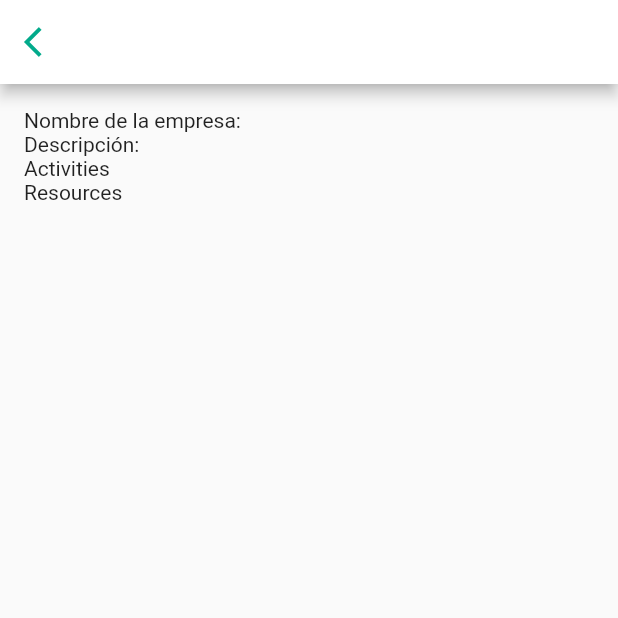
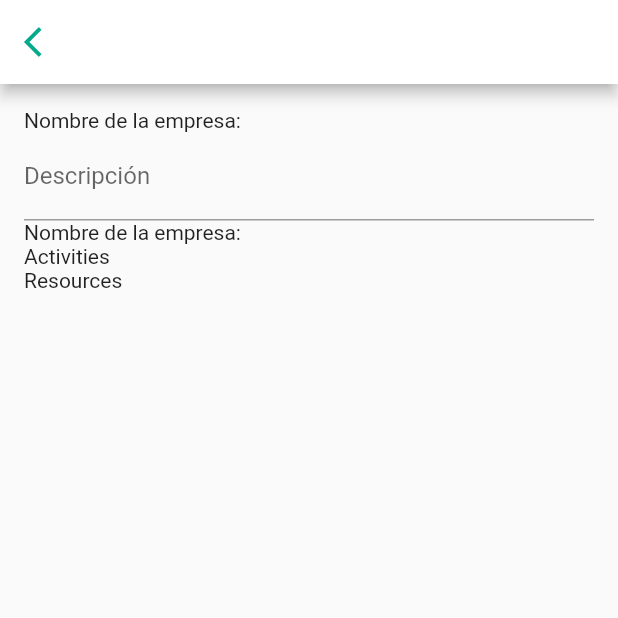
Before and after one commit to Arquitecturas-De-Software-Emergente/ModelHouseMovil, a Flutter app: the SeeProjectProgress screen opened directly with empty values, on a phone screen of 412 x 824 dp, the top half of it. Run offline on Flutter 3.47's test engine with Material 2 defaults, Android fonts, the phone set to English and light mode, and no system bars; our stand-ins replace carousel_slider, file_picker, flutter_rating_bar, google_fonts, image_picker, shared_preferences; missing offline and left inert: social_media_flutter; accounts and stored records are empty.

Commit message:
feat: added check list in projects

```diff
--- a/lib/ServicesManagement/Screens/RequestInProcess.dart
+++ b/lib/ServicesManagement/Screens/RequestInProcess.dart
@@ -31,6 +31,7 @@ class _RequestInProcessState extends State<RequestInProcess> {
   HttpProposal? httpProject;
   List<RequestInterface>? requestsPending;
   List<Proposal>? inProcess;
+
   @override
   void initState() {
     httpRequest = HttpRequest();
@@ -145,8 +146,9 @@ class _RequestInProcessState extends State<RequestInProcess> {
 }
 class ActivityList extends StatefulWidget {
   final List<Map<String, dynamic>> activities;
-
-  ActivityList(this.activities);
+  UserProfile? userProfile;
+  BusinessProfile? businessProfile;
+  ActivityList(this.activities, this.userProfile, this.businessProfile);
 
   @override
   _ActivityListState createState() => _ActivityListState();
@@ -167,6 +169,7 @@ class _ActivityListState extends State<ActivityList> {
 
         return Row(
           children: [
+            if (widget.businessProfile != null)
             Checkbox(
               value: _isChecked,
               onChanged: (bool? newValue) {
@@ -174,6 +177,12 @@ class _ActivityListState extends State<ActivityList> {
                   _isCheckedMap[index] = newValue ?? false;
                 });
               },
+            ),
+            if (widget.userProfile != null)
+              Icon(
+                widget.activities[index].values.last == true ? Icons.check : Icons.crop_square, // Icono de cuadrado o marca de verificación (check)
+                size: 30.0, // Tamaño ajustado
+                color: widget.activities[index].values.last == true ? Colors.green : Colors.blue, // Color según el estado
               ),
             SizedBox(width: 8),
             Text("${activity["description"].toString()}"),
@@ -187,8 +196,9 @@ class _ActivityListState extends State<ActivityList> {
 
 class ResourceList extends StatefulWidget {
   final List<Map<String, dynamic>> resources;
-
-  ResourceList(this.resources);
+  UserProfile? userProfile;
+  BusinessProfile? businessProfile;
+  ResourceList(this.resources, this.userProfile, this.businessProfile);
 
   @override
   _ResourceListState createState() => _ResourceListState();
@@ -208,6 +218,7 @@ class _ResourceListState extends State<ResourceList> {
 
         return Row(
           children: [
+            if (widget.businessProfile != null)
               Checkbox(
                 value: _isChecked,
                 onChanged: (bool? newValue) {
@@ -215,6 +226,12 @@ class _ResourceListState extends State<ResourceList> {
                     _isCheckedMap[index] = newValue ?? false;
                   });
                 },
+              ),
+            if (widget.userProfile != null)
+              Icon(
+                widget.resources[index].values.last == true ? Icons.check : Icons.crop_square, // Icono de cuadrado o marca de verificación (check)
+                size: 30.0, // Tamaño ajustado
+                color: widget.resources[index].values.last == true ? Colors.green : Colors.blue, // Color según el estado
               ),
             SizedBox(width: 8),
             Text("Resource: ${resource["resourceType"].toString()}"),
@@ -228,13 +245,24 @@ class _ResourceListState extends State<ResourceList> {
 }
 
 
-class SeeProjectProgress extends StatelessWidget {
+class SeeProjectProgress extends StatefulWidget {
   final Proposal request;
   UserProfile? userProfile;
   BusinessProfile? businessProfile;
 
   SeeProjectProgress(this.request, this.userProfile, this.businessProfile);
 
+  @override
+  State<SeeProjectProgress> createState() => _SeeProjectProgressState();
+}
+
+class _SeeProjectProgressState extends State<SeeProjectProgress> {
+    late TextEditingController descriptionController = TextEditingController();
+    @override
+    void initState() {
+      super.initState();
+      descriptionController = TextEditingController(text: widget.request.description);
+    }
   @override
   Widget build(BuildContext context) {
     return Scaffold(
@@ -255,22 +283,28 @@ class SeeProjectProgress extends StatelessWidget {
         child: Column(
           crossAxisAlignment: CrossAxisAlignment.start,
           children: [
-            Text("Nombre de la empresa: ${request.name}"),
-            Text("Descripción: ${request.description}"),
-            if (request.projectActivities != null)
+            Text("Nombre de la empresa: ${widget.request.name}"),
+            if (widget.businessProfile != null)
+            TextField(
+              controller: descriptionController,
+              decoration: InputDecoration(labelText: 'Descripción'),
+            ),
+            if (widget.userProfile != null)
+            Text("Nombre de la empresa: ${widget.request.description}"),
+            if (widget.request.projectActivities != null)
               Column(
                 crossAxisAlignment: CrossAxisAlignment.start,
                 children: [
                   Text("Activities"),
-                  ActivityList(request.projectActivities!),
+                  ActivityList(widget.request.projectActivities!, widget.userProfile, widget.businessProfile),
                 ],
               ),
-            if (request.projectResources != null)
+            if (widget.request.projectResources != null)
               Column(
                 crossAxisAlignment: CrossAxisAlignment.start,
                 children: [
                   Text("Resources"),
-                  ResourceList(request.projectResources!),
+                  ResourceList(widget.request.projectResources!, widget.userProfile, widget.businessProfile),
                 ],
               ),
           ],
```
Lines whose indentation alone changed are shown as unchanged.
